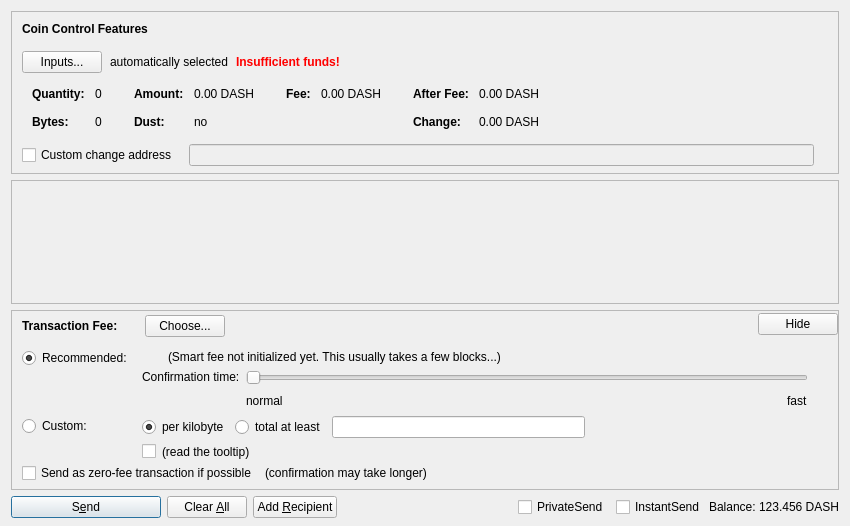
mceme/ImageCash, file src/qt/forms/sendcoinsdialog.ui: the form before one commit.
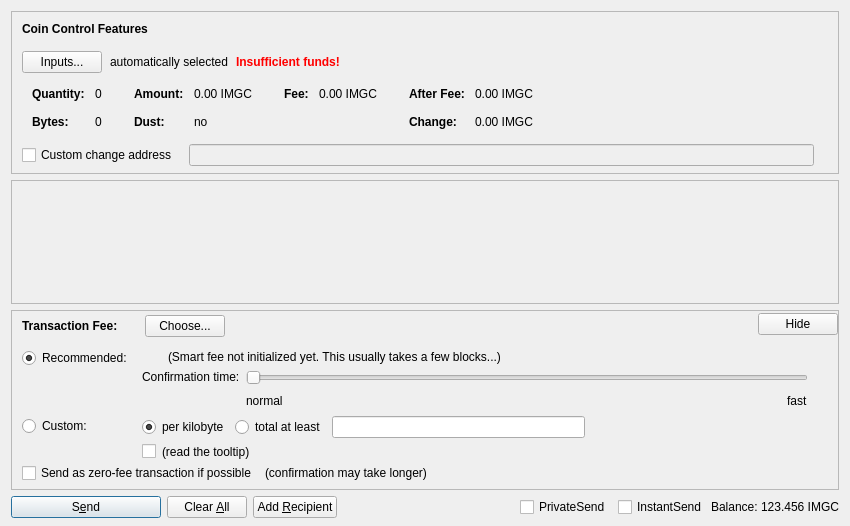
The form after the commit. Custom widgets are drawn as their Qt base class.

The edit to the form file:
```diff
--- a/src/qt/forms/sendcoinsdialog.ui
+++ b/src/qt/forms/sendcoinsdialog.ui
@@ -324,7 +324,7 @@
                   <enum>Qt::ActionsContextMenu</enum>
                  </property>
                  <property name="text">
-                  <string notr="true">0.00 DASH</string>
+                  <string notr="true">0.00 IMGC</string>
                  </property>
                  <property name="textInteractionFlags">
                   <set>Qt::LinksAccessibleByMouse|Qt::TextSelectableByKeyboard|Qt::TextSelectableByMouse</set>
@@ -404,7 +404,7 @@
                   <enum>Qt::ActionsContextMenu</enum>
                  </property>
                  <property name="text">
-                  <string notr="true">0.00 DASH</string>
+                  <string notr="true">0.00 IMGC</string>
                  </property>
                  <property name="textInteractionFlags">
                   <set>Qt::LinksAccessibleByMouse|Qt::TextSelectableByKeyboard|Qt::TextSelectableByMouse</set>
@@ -455,7 +455,7 @@
                   <enum>Qt::ActionsContextMenu</enum>
                  </property>
                  <property name="text">
-                  <string notr="true">0.00 DASH</string>
+                  <string notr="true">0.00 IMGC</string>
                  </property>
                  <property name="textInteractionFlags">
                   <set>Qt::LinksAccessibleByMouse|Qt::TextSelectableByKeyboard|Qt::TextSelectableByMouse</set>
@@ -484,7 +484,7 @@
                   <enum>Qt::ActionsContextMenu</enum>
                  </property>
                  <property name="text">
-                  <string notr="true">0.00 DASH</string>
+                  <string notr="true">0.00 IMGC</string>
                  </property>
                  <property name="textInteractionFlags">
                   <set>Qt::LinksAccessibleByMouse|Qt::TextSelectableByKeyboard|Qt::TextSelectableByMouse</set>
@@ -1337,7 +1337,7 @@
           <cursorShape>IBeamCursor</cursorShape>
          </property>
          <property name="text">
-          <string notr="true">123.456 DASH</string>
+          <string notr="true">123.456 IMGC</string>
          </property>
          <property name="textInteractionFlags">
           <set>Qt::LinksAccessibleByMouse|Qt::TextSelectableByKeyboard|Qt::TextSelectableByMouse</set>
```
Left out of the diff: 6 changed lines with no effect on the pictures.
